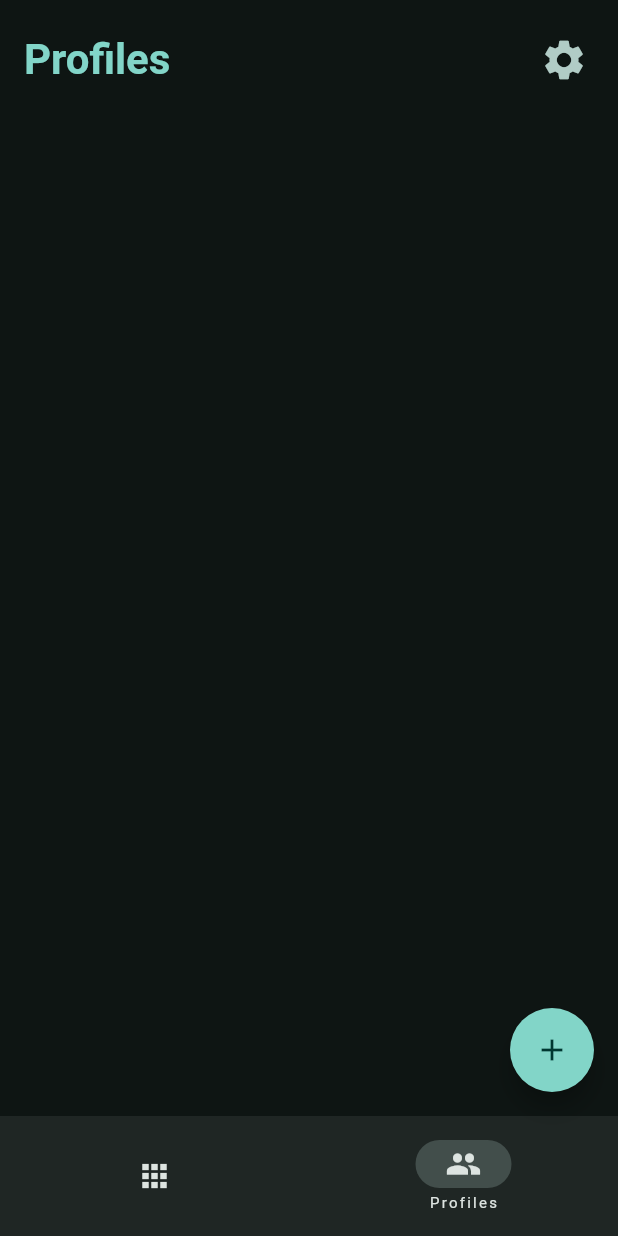
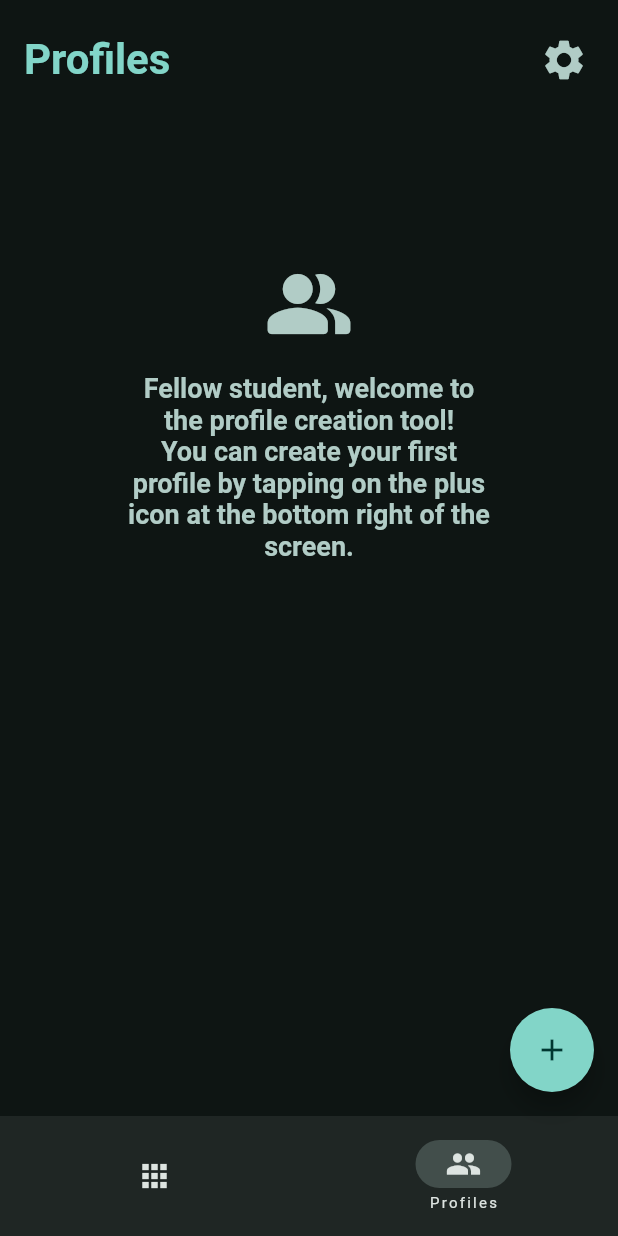
Before and after one commit to KitsuneSamaIX/Uniud-Timetable-App, a Flutter app: the screen it shows after launch, swiped to page 2, on a phone screen of 412 x 824 dp. Run offline on Flutter 3.47's test engine with Material 2 defaults, Android fonts, the phone set to English and light mode, and no system bars; our stand-ins replace shared_preferences.

Commit message:
UI improvements.

```diff
--- a/lib/pages/main_pages/profiles_page.dart
+++ b/lib/pages/main_pages/profiles_page.dart
@@ -13,17 +13,53 @@ class _ProfilesPageState extends State<ProfilesPage> {
   @override
   Widget build(BuildContext context) {
     final profilesProvider = Provider.of<Profiles>(context);
+
+    if (profilesProvider.profiles.isNotEmpty) {
       return ListView.separated(
         itemCount: profilesProvider.profiles.length,
         itemBuilder: (context, index) {
           return ListTile(
-          title: Text(profilesProvider.profiles[index].name),
-          subtitle: Text(profilesProvider.profiles[index].degreeName),
+            isThreeLine: true,
+            title: Text(
+              profilesProvider.profiles[index].name,
+              style: TextStyle(color: Theme.of(context).colorScheme.primary),
+            ),
+            subtitle: Text(
+              '${profilesProvider.profiles[index].degreeName}\n'
+                  '${profilesProvider.profiles[index].degreeTypeName}, '
+                  '${profilesProvider.profiles[index].periodName}',
+              style: TextStyle(color: Theme.of(context).colorScheme.secondary),
+            ),
           );
         },
         separatorBuilder: (BuildContext context, int index) {
           return const Divider();
         },
       );
+    } else {
+      return DefaultTextStyle(
+        style: TextStyle(
+          fontSize: 18,
+          color: Theme.of(context).colorScheme.secondary,
+          fontWeight: FontWeight.w600,
+        ),
+        child: Align(
+          alignment: const Alignment(0, -0.6),
+          child: SizedBox(
+            width: 250,
+            child: Column(
+              mainAxisSize: MainAxisSize.min,
+              children: [
+                Icon(Icons.people_alt_rounded, size: 60, color: Theme.of(context).colorScheme.secondary,),
+                const SizedBox(height: 16,),
+                const Text('Fellow student, welcome to the profile creation '
+                    'tool!\nYou can create your first profile by tapping on '
+                    'the plus icon at the bottom right of the screen.', textAlign: TextAlign.center,),
+              ],
+            ),
+          ),
+        ),
+      );
     }
   }
+}
--- a/lib/pages/main_pages/timetable_page.dart
+++ b/lib/pages/main_pages/timetable_page.dart
@@ -63,7 +63,9 @@ class _TimetablePageState extends State<TimetablePage> {
                       child: Column(
                         mainAxisSize: MainAxisSize.min,
                         children: [
-                          Icon(Icons.inbox_rounded, size: 60, color: Theme.of(context).colorScheme.secondary,),
+                          profilesProvider.profiles.isNotEmpty
+                              ? Icon(Icons.tag_faces_outlined, size: 60, color: Theme.of(context).colorScheme.secondary,)
+                              : Icon(Icons.inbox_rounded, size: 60, color: Theme.of(context).colorScheme.secondary,),
                           const SizedBox(height: 16,),
                           profilesProvider.profiles.isNotEmpty
                               ? const Text('Nothing to show here.\nEnjoy your free time!', textAlign: TextAlign.center,)
```
Lines whose indentation alone changed are shown as unchanged.
